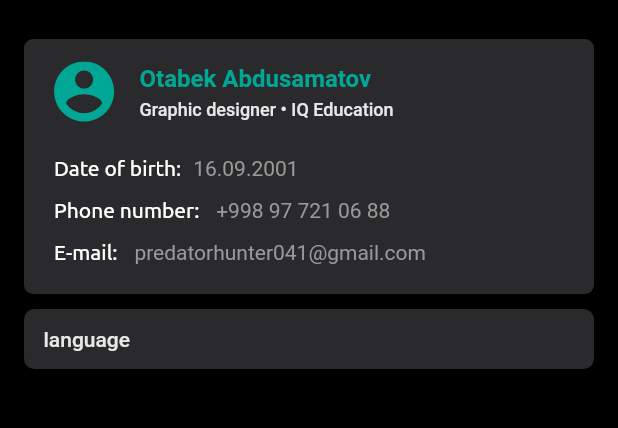
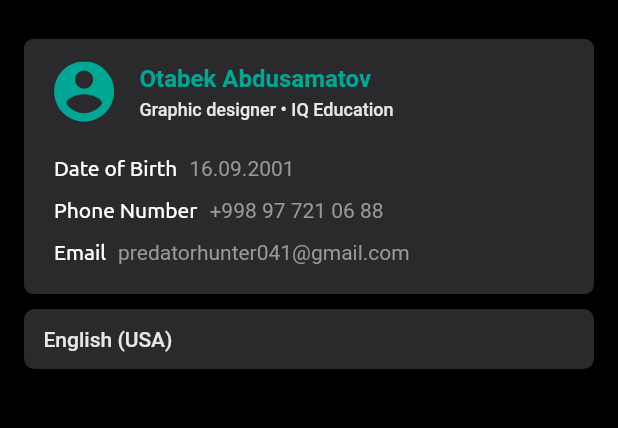
Before and after one commit to LehmanDavid/ibilling, a Flutter app: the ProfilePage screen opened directly, on a phone screen of 412 x 824 dp, the part 60-488 px from its top. Run offline on Flutter 3.47's test engine with Material 2 defaults, Android fonts, the phone set to English and light mode, and no system bars; our stand-ins replace bloc, easy_localization, equatable, flutter_bloc, flutter_svg, jiffy; project files that could hold a hidden picture were left out.

Commit message:
Added localization
Added localization

```diff
--- a/assets/lang/en.json
+++ b/assets/lang/en.json
@@ -38,7 +38,5 @@
     "entity": "Entity",
     "invoice_status": "Status of the invoice",
     "language": "English (USA)",
-    "created_at": "Created at",
-    "delete": "Delete contract",
-    "comment": "Leave a comment, why are you deleting this contract?"
+    "created_at": "Created at"
   }
--- a/lib/bloc/date_bloc.dart
+++ b/lib/bloc/date_bloc.dart
@@ -1,6 +1,5 @@
 import 'dart:async';
 import 'package:bloc/bloc.dart';
-import '../models/invoice_model.dart';
 import '../models/user_model.dart';
 import '../repositories/contract_repository.dart';
 import 'package:jiffy/jiffy.dart';
--- a/lib/ui/create/new_contract.dart
+++ b/lib/ui/create/new_contract.dart
@@ -11,6 +11,7 @@ import '../../widgets/app_bar.dart';
 import '../../widgets/checkbox.dart';
 import '../../widgets/new_contract_textfield.dart';
 import 'package:jiffy/jiffy.dart';
+import 'package:easy_localization/easy_localization.dart';
 
 class NewContract extends StatefulWidget {
   const NewContract({Key? key}) : super(key: key);
@@ -117,7 +118,7 @@ class _NewContractState extends State<NewContract> {
                   Padding(
                     padding: const EdgeInsets.only(bottom: 6, left: 30),
                     child: Text(
-                      "INN",
+                      "ITN".tr(),
                       style: BillingThemes.textTheme.bodyText2,
                     ),
                   ),
@@ -209,7 +210,7 @@ class _NewContractState extends State<NewContract> {
                       amount: amountController.value.text,
                       lastInvoice: "5",
                       numberOfInvoice: "2",
-                      status: statusController.value.text,
+                      status: "in_process".tr(),
                       date: Jiffy(DateTime.now()).format('dd.MM.yyyy'),
                       num: "200");
                   context
--- a/lib/ui/history_page.dart
+++ b/lib/ui/history_page.dart
@@ -12,7 +12,7 @@ class HistoryPage extends StatelessWidget {
       appBar: const PreferredSize(
         preferredSize: Size.fromHeight(kToolbarHeight),
         child: AppBar1(
-          title: 'History',
+          title: 'history',
         ),
       ),
       body: Container(
--- a/lib/ui/profile_page.dart
+++ b/lib/ui/profile_page.dart
@@ -16,9 +16,8 @@ enum Language { rus, eng }
 class _ProfilePageState extends State<ProfilePage> {
   Language _language = Language.eng;
   var lang = {
-    'English (USA)': SvgPicture.asset('assets/icons/en.svg'),
+    'English (USA)': SvgPicture.asset('assets/icons/us.svg'),
     'Русский': SvgPicture.asset('assets/icons/ru.svg'),
-    'O\'zbek (Lotin)': SvgPicture.asset('assets/icons/uz.svg'),
   };
 
   @override
@@ -42,9 +41,9 @@ class _ProfilePageState extends State<ProfilePage> {
               ),
             ),
             const SizedBox(width: 12),
-            const Text(
-              "Profile",
-              style: TextStyle(fontSize: 18.0, fontFamily: "Ubuntu"),
+            Text(
+              "profile".tr(),
+              style: const TextStyle(fontSize: 18.0, fontFamily: "Ubuntu"),
             ),
           ],
         ),
@@ -96,7 +95,7 @@ class _ProfilePageState extends State<ProfilePage> {
                   children: [
                     const SizedBox(width: 20),
                     Text(
-                      'Date of birth:'.tr(),
+                      'date_of_birth'.tr(),
                       style: const TextStyle(
                           color: Colors.white,
                           fontFamily: 'Ubuntu',
@@ -113,9 +112,9 @@ class _ProfilePageState extends State<ProfilePage> {
                 Row(
                   children: [
                     const SizedBox(width: 20),
-                    const Text(
-                      'Phone number: ',
-                      style: TextStyle(
+                    Text(
+                      'phone_number'.tr(),
+                      style: const TextStyle(
                           color: Colors.white,
                           fontFamily: 'Ubuntu',
                           fontSize: 14),
@@ -131,9 +130,9 @@ class _ProfilePageState extends State<ProfilePage> {
                 Row(
                   children: [
                     const SizedBox(width: 20),
-                    const Text(
-                      'E-mail: ',
-                      style: TextStyle(
+                    Text(
+                      'email'.tr(),
+                      style: const TextStyle(
                           color: Colors.white,
                           fontFamily: 'Ubuntu',
                           fontSize: 14),
@@ -167,10 +166,9 @@ class _ProfilePageState extends State<ProfilePage> {
                         child: SingleChildScrollView(
                           child: Material(
                             child: Container(
-                              // height: 280.0,
-                              decoration: BoxDecoration(
-                                color: BillingColor.darkerColor,
-                                borderRadius: BorderRadius.circular(8.0),
+                              decoration: const BoxDecoration(
+                                color: BillingColor.darkColor,
+                                //borderRadius: BorderRadius.circular(8.0),
                               ),
                               padding:
                                   const EdgeInsets.fromLTRB(24, 26, 26, 24),
@@ -178,9 +176,9 @@ class _ProfilePageState extends State<ProfilePage> {
                                 crossAxisAlignment: CrossAxisAlignment.center,
                                 mainAxisAlignment: MainAxisAlignment.center,
                                 children: [
-                                  const Text(
-                                    'Choose a language',
-                                    style: TextStyle(
+                                  Text(
+                                    'choose_language'.tr(),
+                                    style: const TextStyle(
                                       color: Colors.white,
                                       fontSize: 18.0,
                                       fontWeight: FontWeight.w700,
@@ -197,8 +195,10 @@ class _ProfilePageState extends State<ProfilePage> {
                                       'Русский',
                                       style: BillingThemes.textTheme.headline6,
                                     ),
-                                    secondary:
-                                        SvgPicture.asset('assets/icons/ru.svg'),
+                                    secondary: SvgPicture.asset(
+                                      'assets/icons/ru.svg',
+                                      color: Colors.white,
+                                    ),
                                     controlAffinity:
                                         ListTileControlAffinity.trailing,
                                   ),
@@ -214,7 +214,7 @@ class _ProfilePageState extends State<ProfilePage> {
                                       style: BillingThemes.textTheme.headline6,
                                     ),
                                     secondary:
-                                        SvgPicture.asset('assets/icons/en.svg'),
+                                        SvgPicture.asset('assets/icons/us.svg'),
                                     controlAffinity:
                                         ListTileControlAffinity.trailing,
                                   ),
@@ -241,7 +241,7 @@ class _ProfilePageState extends State<ProfilePage> {
                                             color: BillingColor.darkGreenColor,
                                           ),
                                           child: Text(
-                                            'cancel',
+                                            'cancel'.tr(),
                                             style: BillingThemes
                                                 .textTheme.headline6
                                                 ?.copyWith(
@@ -271,7 +271,7 @@ class _ProfilePageState extends State<ProfilePage> {
                                             color: BillingColor.lightGreenColor,
                                           ),
                                           child: Text(
-                                            'done',
+                                            'done'.tr(),
                                             style: BillingThemes
                                                 .textTheme.headline6
                                                 ?.copyWith(color: Colors.white),
@@ -305,7 +305,7 @@ class _ProfilePageState extends State<ProfilePage> {
                   mainAxisAlignment: MainAxisAlignment.spaceBetween,
                   children: [
                     Text(
-                      'language',
+                      'language'.tr(),
                       style: BillingThemes.textTheme.headline6,
                     ),
                     //lang['language'],
--- a/lib/ui/saved_page.dart
+++ b/lib/ui/saved_page.dart
@@ -14,7 +14,7 @@ class SavedPage extends StatelessWidget {
       appBar: const PreferredSize(
         preferredSize: Size.fromHeight(kToolbarHeight),
         child: AppBar1(
-          title: 'Saved',
+          title: 'saved',
         ),
       ),
       body: BlocBuilder<DateBloc, DateState>(
--- a/lib/widgets/app_bar.dart
+++ b/lib/widgets/app_bar.dart
@@ -1,6 +1,7 @@
 import 'package:flutter/material.dart';
 import 'package:flutter_svg/svg.dart';
 import '../themes/colors.dart';
+import 'package:easy_localization/easy_localization.dart';
 
 class AppBar1 extends StatelessWidget {
   final String title;
@@ -25,7 +26,7 @@ class AppBar1 extends StatelessWidget {
           ),
           const SizedBox(width: 12),
           Text(
-            title,
+            title.tr(),
             style: const TextStyle(fontSize: 18.0, fontFamily: "Ubuntu"),
           ),
         ],
```
Also changed, not shown: assets/lang/ru.json (+3 -5 lines), lib/consts/class_const.dart (+14 -13 lines), lib/ui/contract_page.dart (+4 -5 lines), lib/widgets/choose_type.dart (+8 -5 lines), lib/widgets/contract_buttons.dart (deleted, +0 -78 lines), lib/widgets/contract_card.dart (+10 -9 lines), lib/widgets/invoice_card.dart (+7 -7 lines), assets/icons/ru.svg (added), assets/icons/us.svg (added).
